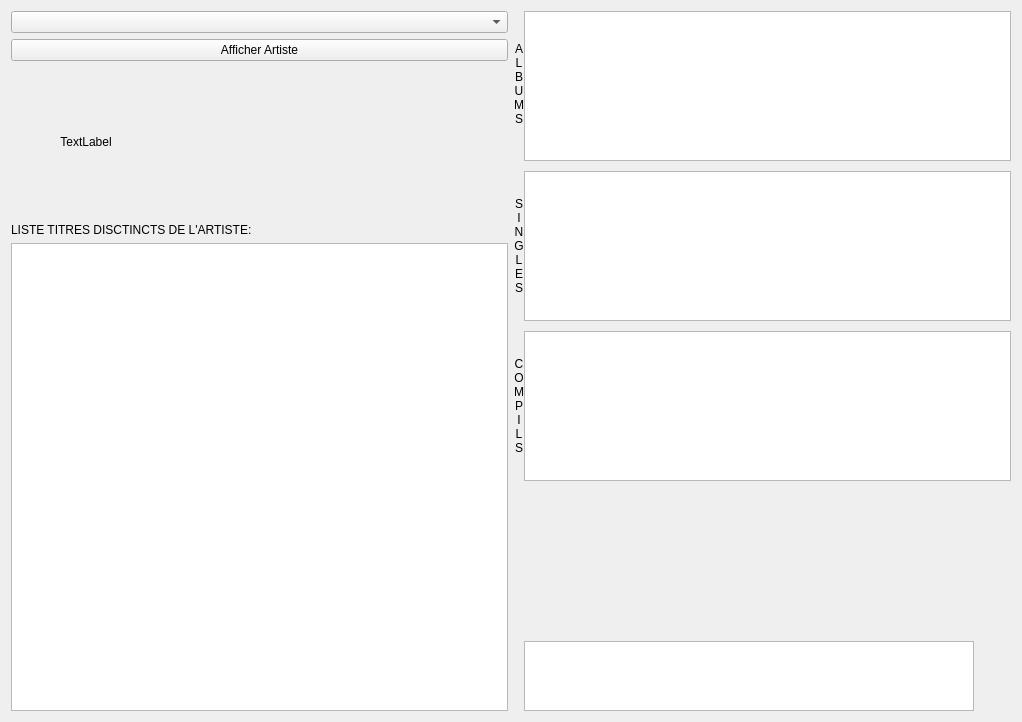
Above: projet-musique/core/ongletartiste.ui from toopoormaghell/projet-musique before the change. Below: the same form after it.
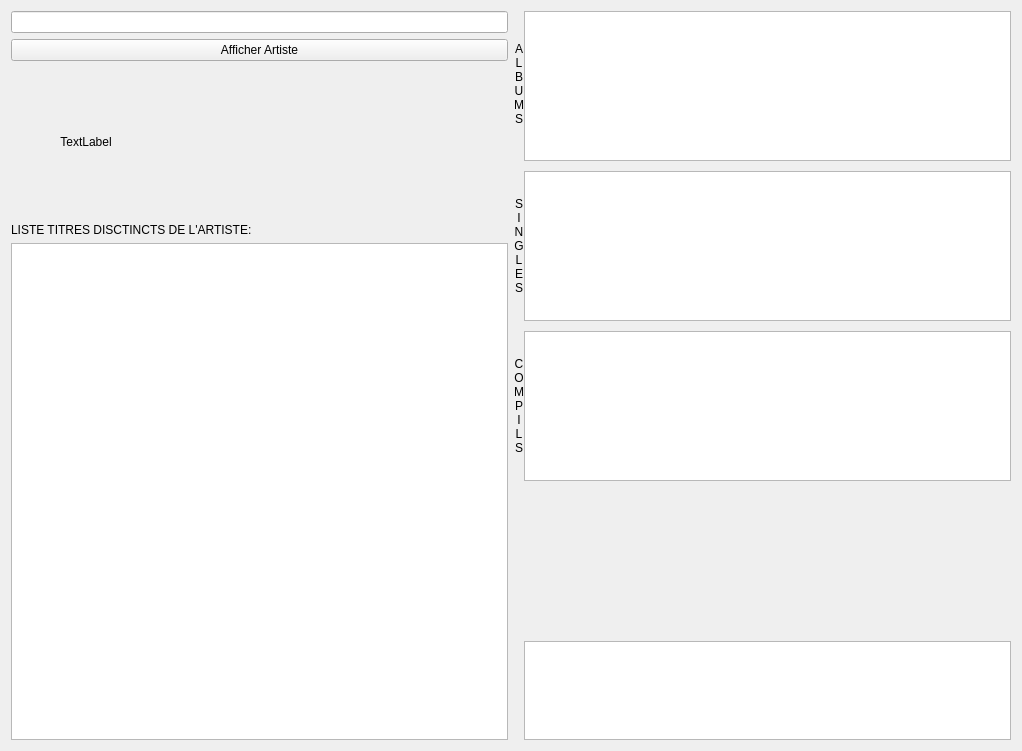
That is the form after the change.

Commit message: Ajout de l'onglet Artiste.

```diff
--- a/projet-musique/core/ongletartiste.ui
+++ b/projet-musique/core/ongletartiste.ui
@@ -7,7 +7,7 @@
     <x>0</x>
     <y>0</y>
     <width>1022</width>
-    <height>628</height>
+    <height>751</height>
    </rect>
   </property>
   <property name="windowTitle">
@@ -17,7 +17,7 @@
    <item>
     <layout class="QVBoxLayout" name="verticalLayout_3">
      <item>
-      <widget class="QComboBox" name="ListeArtiste"/>
+      <widget class="QLineEdit" name="Artistes"/>
      </item>
      <item>
       <widget class="QPushButton" name="ChangerNom">
@@ -436,7 +436,7 @@
          </property>
          <property name="maximumSize">
           <size>
-           <width>450</width>
+           <width>16777215</width>
            <height>16777215</height>
           </size>
          </property>
```
The commit also changes 6 other files.
